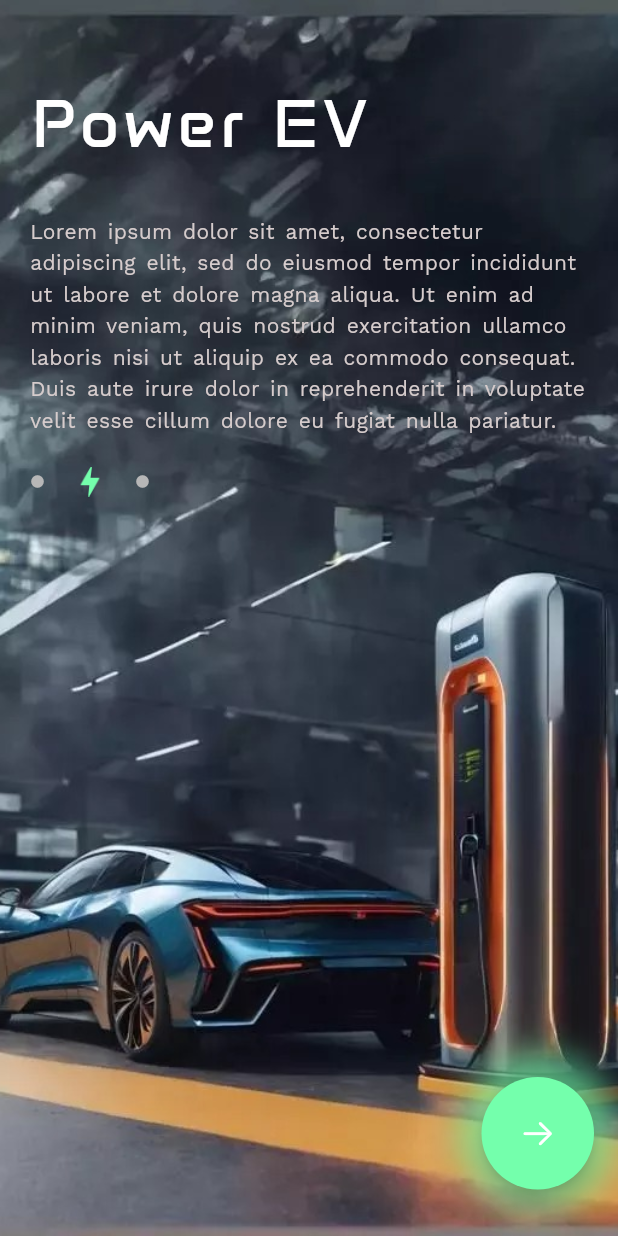
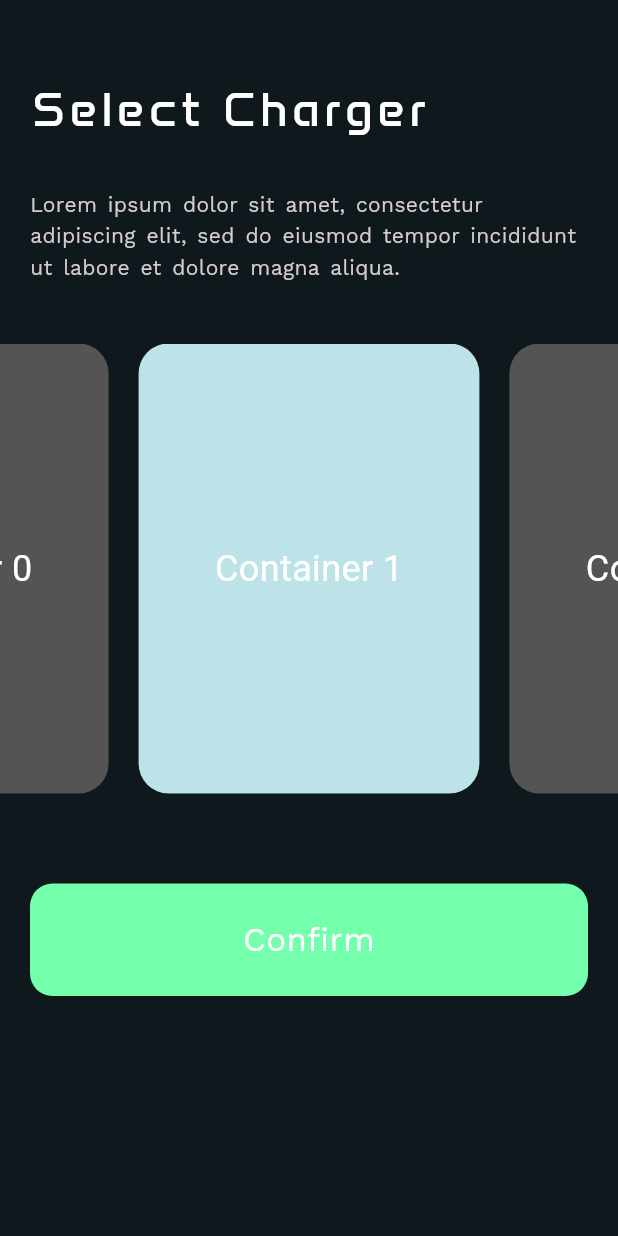
Before and after one commit to priyanshudutta04/PowerEv, a Flutter app: the screen it shows after launch, after a tap on an icon or button, on a phone screen of 412 x 824 dp. Run offline on Flutter 3.47's test engine with Material 3 defaults, Android fonts, the light colour scheme and no system bars; our stand-ins replace velocity_x.

Commit message:
select charger page added

```diff
--- a/lib/main.dart
+++ b/lib/main.dart
@@ -2,7 +2,9 @@
 
 import 'package:flutter/material.dart';
 import 'package:flutter/services.dart';
+import 'package:power_ev/pages/choose_charger.dart';
 import 'package:power_ev/pages/get_started.dart';
+import 'package:power_ev/utils/routes.dart';
 import 'package:power_ev/utils/themes.dart';
 import 'package:provider/provider.dart';
 
@@ -56,7 +58,8 @@ class _MyAppState extends State<MyApp> {
 
       routes: {                                       //creating routes for different pages in app
         "/": (context) => GetStarted(),                //main root
-        // Myroutes.getStartedRoute: (context) => GetStarted(),
+        Myroutes.chargerRoute: (context) => ChooseCharger(),
+        Myroutes.getStartedRoute: (context) => GetStarted(),
       },
     );
   }
--- /dev/null
+++ b/lib/pages/choose_charger.dart
@@ -0,0 +1,127 @@
+import 'package:flutter/cupertino.dart';
+import 'package:flutter/material.dart';
+import 'package:velocity_x/velocity_x.dart';
+
+class ChooseCharger extends StatefulWidget {
+  const ChooseCharger({super.key});
+
+  @override
+  State<ChooseCharger> createState() => _ChooseChargerState();
+}
+
+class _ChooseChargerState extends State<ChooseCharger> {
+
+
+  int _currentIndex = 1; // Index of the container in the center
+
+  @override
+  Widget build(BuildContext context) {
+
+    return Scaffold(
+
+     backgroundColor: context.canvasColor,
+      body: SafeArea(
+
+        child: Column(
+          crossAxisAlignment: CrossAxisAlignment.start,
+
+          children: [
+
+             Padding(
+                padding: const EdgeInsets.only(left: 20,top: 50,bottom: 20),
+                child: Container(
+                  decoration: BoxDecoration(
+                    color: Colors.transparent
+                  ),
+                  child: Text(
+                    "Select Charger",
+                    style: TextStyle(fontSize: 32, color: Colors.white,fontFamily: 'Anta',letterSpacing: 3),
+                  ),
+                ),
+              ),
+
+              Padding(
+                padding: const EdgeInsets.symmetric(horizontal: 20,vertical: 10),
+                child: Container(
+                  decoration: BoxDecoration(
+                    color: Colors.transparent
+                  ),
+                  child: Text(
+                    "Lorem ipsum dolor sit amet, consectetur adipiscing elit, sed do eiusmod tempor incididunt ut labore et dolore magna aliqua.",
+                    style: TextStyle(
+                      fontSize: 14,
+                      color: Color.fromARGB(255, 214, 204, 204),
+                      fontFamily: 'FontMain',
+                        height: 1.5,
+                        wordSpacing: 2.0,
+                    ),
+                  ),
+                ),
+              ),
+              const SizedBox(height: 30,),
+
+            Container(
+              height: 300,
+              child: Center(
+                child: PageView.builder(
+                  itemCount: 3,
+                  controller: PageController(
+                    initialPage: _currentIndex,
+                    viewportFraction: 0.6,
+                  ),
+                  onPageChanged: (index) {
+                    setState(() {
+                      _currentIndex = index;
+                    });
+                  },
+                  itemBuilder: (context, index) {
+                    return Container(
+                      margin: EdgeInsets.symmetric(horizontal: 10.0),
+                      decoration: BoxDecoration(
+                        color: _currentIndex == index ? Color.fromRGBO(189, 227, 232, 1):context.theme.splashColor,
+                        borderRadius: BorderRadius.circular(20.0),
+                      ),
+                      child: Center(
+                        child: Text(
+                          'Container $index',
+                          style: TextStyle(
+                            color: Colors.white,
+                            fontSize: 24.0,
+                          ),
+                        ),
+                      ),
+                    );
+                  },
+                ),
+              ),
+            ),
+
+            GestureDetector(
+                onTap: () => {
+                      Navigator.pushNamed(context, '/getStarted')
+                  },
+                child: Padding(
+                  padding: const EdgeInsets.only(left: 20, right: 20, top: 60,bottom: 10),
+                  child: Align(
+                    alignment: Alignment.bottomCenter,
+                    child: Container(
+                      height: 75,
+                      width: double.infinity,
+                      decoration: BoxDecoration(
+                        borderRadius: BorderRadius.circular(15),
+                        color: context.cardColor
+                      ),
+                      child: Center(child: Text("Confirm",style: TextStyle(fontFamily: 'FontMain',fontSize: 22,color: context.theme.focusColor),)),
+                    ),
+                  ),
+                ),
+              ),
+
+
+          ],
+        ),
+      ),
+    );
+  }
+
+}
--- a/lib/pages/get_started.dart
+++ b/lib/pages/get_started.dart
@@ -27,7 +27,9 @@ class GetStarted extends StatelessWidget {
           ],
         ),
         child: FloatingActionButton(
-          onPressed: () {},
+          onPressed: () {
+            Navigator.pushNamed(context, "/charger");
+          },
           child: Icon(CupertinoIcons.arrow_right,color: context.theme.focusColor,),
           backgroundColor: context.cardColor,
           shape: CircleBorder(),
--- a/lib/utils/routes.dart
+++ b/lib/utils/routes.dart
@@ -1,3 +1,4 @@
 class Myroutes{
   static String getStartedRoute = "/getStarted";
+  static String chargerRoute = "/charger";
 }
--- a/lib/utils/themes.dart
+++ b/lib/utils/themes.dart
@@ -19,12 +19,18 @@ class MyThemes {
       canvasColor: Color.fromRGBO(14, 24, 29, 1),
       cardColor: Color.fromRGBO(116, 255, 172, 1),
       focusColor: Colors.white,
+      splashColor: Color.fromARGB(255, 84, 84, 84),
       appBarTheme: AppBarTheme(
         color: const Color.fromARGB(255, 205, 78, 228),
         elevation: 0.0,
         iconTheme: IconThemeData(color: Colors.deepPurple),
-      )
-
+      ),
+      // pageTransitionsTheme: PageTransitionsTheme(
+      //     builders: {
+      //       TargetPlatform.android: ZoomPageTransitionsBuilder(),
+      //       TargetPlatform.iOS: CupertinoPageTransitionsBuilder(),
+      //     },
+      //   ),
     );
 
   static final darkTheme = ThemeData(
```
